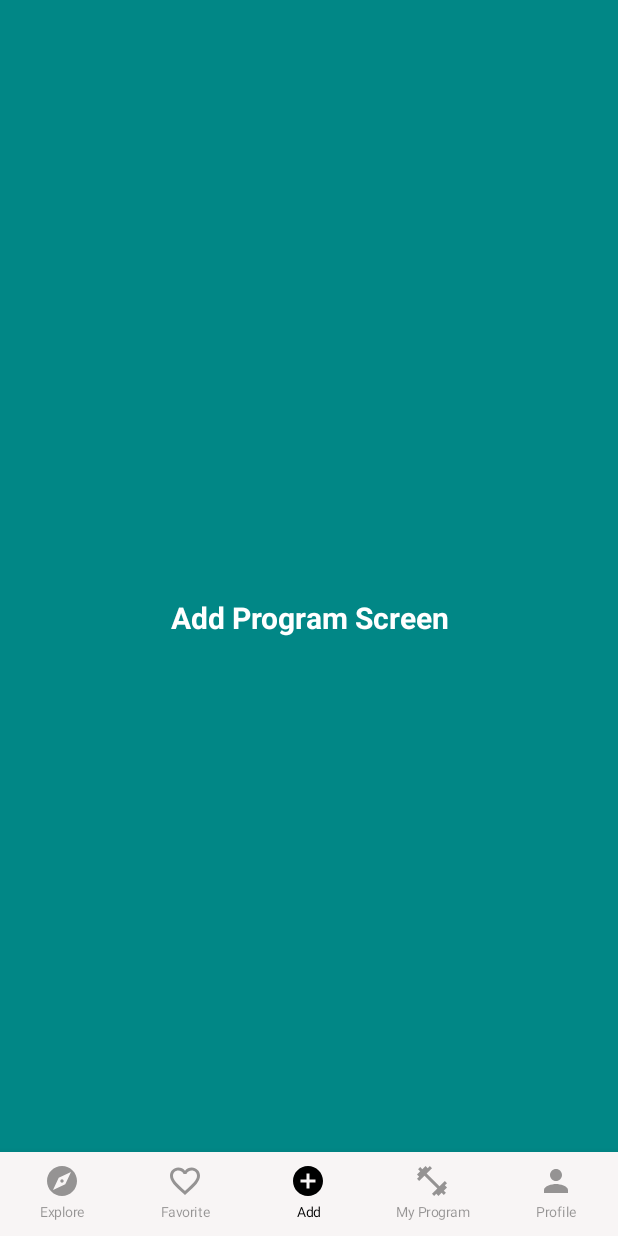
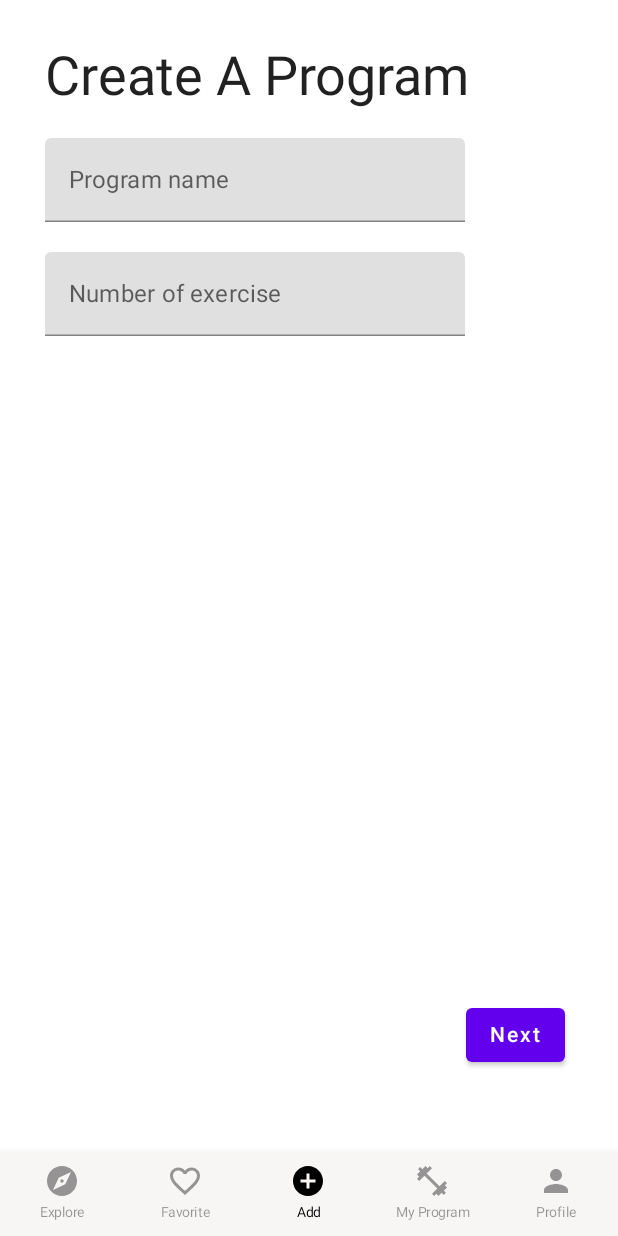
Before and after one commit to DragonHeart00/MyFitnessApp, an Android app built with Jetpack Compose: the screen it shows after launch (MainActivity), item 3 of the bottom bar chosen, on a phone screen of 412 x 824 dp. Run offline under Robolectric (Android 15) with nearby library versions, the phone set to English and light mode, and no system bars; our stand-ins replace Dagger/Hilt's generated code.

```diff
--- a/app/build.gradle
+++ b/app/build.gradle
@@ -5,6 +5,7 @@ plugins {
     id "dagger.hilt.android.plugin"
     id 'kotlinx-serialization'
     id 'kotlin-android-extensions'
+    id 'com.google.gms.google-services'
 
 
 }
@@ -61,6 +62,8 @@ dependencies {
     implementation 'androidx.lifecycle:lifecycle-runtime-ktx:2.3.1'
     implementation 'androidx.activity:activity-compose:1.3.1'
     implementation 'androidx.appcompat:appcompat:1.3.0'
+    implementation 'com.google.firebase:firebase-firestore:21.4.0'
+    implementation 'com.google.firebase:firebase-auth:19.2.0'
     testImplementation 'junit:junit:4.13.2'
     androidTestImplementation 'androidx.test.ext:junit:1.1.3'
     androidTestImplementation 'androidx.test.espresso:espresso-core:3.4.0'
--- a/app/src/main/java/com/example/myfitnessapp/navbar/BottomNav.kt
+++ b/app/src/main/java/com/example/myfitnessapp/components/navbar/BottomNav.kt
@@ -1,4 +1,4 @@
-package com.example.myfitnessapp.navbar
+package com.example.myfitnessapp.components.navbar
 
 
 import androidx.compose.foundation.layout.Box
@@ -30,6 +30,10 @@ import com.example.myfitnessapp.recipes.network.internet_Connectivity.NetworkCon
 import com.example.myfitnessapp.recipes.presentation.ui.fragment.RecipeListScreen
 import com.example.myfitnessapp.recipes.presentation.ui.fragment.RecipesScreen
 import com.example.myfitnessapp.recipes.presentation.util.RecipeEvent
+import com.example.myfitnessapp.components.screens.favoriteView.FavoriteView
+import com.example.myfitnessapp.components.screens.profileView.ProfileView
+import com.example.myfitnessapp.components.screens.programCreation.ProgramCreationView
+import com.example.myfitnessapp.components.screens.programView.MyProgramView
 
 object EndPoints {
     const val ID = "id"
@@ -42,11 +46,11 @@ private lateinit var connectivityObserver: ConnectivityObserver
 fun BottomNavigation(navController: NavController) {
 
     val items = listOf(
-        BottomNavItem.Home,
-        BottomNavItem.MyNetwork,
-        BottomNavItem.AddPost,
-        BottomNavItem.Notification,
-        BottomNavItem.Jobs
+        BottomNavItem.Explore,
+        BottomNavItem.Favorite,
+        BottomNavItem.AddProgram,
+        BottomNavItem.MyProgram,
+        BottomNavItem.Profile
     )
     BottomNavigation(
         backgroundColor = colorResource(id = R.color.bar),
@@ -88,17 +92,8 @@ fun NavigationGraph(navController: NavHostController) {
     connectivityObserver = NetworkConnectivityObserver(applicationContext)
 
 
-    NavHost(navController, startDestination = BottomNavItem.Home.screen_route) {
-        composable(BottomNavItem.Home.screen_route) {
-            ExploreScreen()
-        }
-
-
-        //////////////RecipeListScreen
-        composable(BottomNavItem.MyNetwork.screen_route) {
-            //FavoriteScreen()
-           // RecipesScreen(navController = navController)
-
+    NavHost(navController, startDestination = BottomNavItem.Explore.screen_route) {
+        composable(BottomNavItem.Explore.screen_route) {
             val status by connectivityObserver.observe().collectAsState(
                 initial = ConnectivityObserver.Status.Unavailable
             )
@@ -120,14 +115,8 @@ fun NavigationGraph(navController: NavHostController) {
                     Text(text = "Network status: $status ")
                 }
             }
-
-
-
         }
-
-
-        /////////////RecipesScreen
-
+        //RecipesScreen
         composable(
             "${BottomNavItem.MovieDetails.screen_route}/{id}",
             arguments = listOf(navArgument(EndPoints.ID) { type = NavType.StringType })
@@ -142,16 +131,17 @@ fun NavigationGraph(navController: NavHostController) {
 
 
 
-
-
-       composable(BottomNavItem.AddPost.screen_route) {
-            AddProgramScreen()
+        composable(BottomNavItem.Favorite.screen_route) {
+            FavoriteView()
         }
-        composable(BottomNavItem.Notification.screen_route) {
-            MyProgramScreen()
+        composable(BottomNavItem.AddProgram.screen_route) {
+            ProgramCreationView()
         }
-        composable(BottomNavItem.Jobs.screen_route) {
-            ProfileScreen()
+        composable(BottomNavItem.MyProgram.screen_route) {
+            MyProgramView()
+        }
+        composable(BottomNavItem.Profile.screen_route) {
+            ProfileView()
         }
     }
 }
@@ -168,6 +158,6 @@ class MainActions(navController: NavController) {
     }
 
     val gotoRecipeList: () -> Unit = {
-        navController.navigate(BottomNavItem.MyNetwork.screen_route)
+        navController.navigate(BottomNavItem.Favorite.screen_route)
     }
 }
--- /dev/null
+++ b/app/src/main/java/com/example/myfitnessapp/components/navbar/NavBarIcons.kt
@@ -0,0 +1,20 @@
+package com.example.myfitnessapp.components.navbar
+
+import com.example.myfitnessapp.R
+
+sealed class BottomNavItem(var title:String, var icon:Int, var screen_route:String){
+
+    object Explore : BottomNavItem("Explore", R.drawable.ic_explore,"explore")
+    object Favorite: BottomNavItem("Favorite",R.drawable.ic_favorite,"favorite")
+    object AddProgram: BottomNavItem("Add",R.drawable.ic_add,"add")
+    object MyProgram: BottomNavItem("My Program",R.drawable.ic_my_program,"my_program")
+    object Profile: BottomNavItem("Profile",R.drawable.ic_profile,"profile")
+
+  /*  object MovieDetails : BottomNavItem("recipes_screen/{movieId}",R.drawable.ic_favorite,"recipes_screen/{movieId}") {
+        fun passMovieId(movieId: String) = "recipes_screen/$movieId"
+    }
+*/
+    object MovieDetails : BottomNavItem("recipes_screen",R.drawable.ic_profile,"recipes_screen")
+
+
+}
--- /dev/null
+++ b/app/src/main/java/com/example/myfitnessapp/components/screens/favoriteView/FavoriteView.kt
@@ -0,0 +1,35 @@
+package com.example.myfitnessapp.components.screens.favoriteView
+
+import androidx.compose.foundation.background
+import androidx.compose.foundation.layout.Column
+import androidx.compose.foundation.layout.fillMaxSize
+import androidx.compose.foundation.layout.wrapContentSize
+import androidx.compose.material.Text
+import androidx.compose.runtime.Composable
+import androidx.compose.ui.Alignment
+import androidx.compose.ui.Modifier
+import androidx.compose.ui.graphics.Color
+import androidx.compose.ui.res.colorResource
+import androidx.compose.ui.text.font.FontWeight
+import androidx.compose.ui.text.style.TextAlign
+import androidx.compose.ui.unit.sp
+import com.example.myfitnessapp.R
+
+@Composable
+fun FavoriteView() {
+    Column(
+        modifier = Modifier
+            .fillMaxSize()
+            .background(colorResource(id = R.color.teal_700))
+            .wrapContentSize(Alignment.Center)
+    ) {
+        Text(
+            text = "Favorite Screen",
+            fontWeight = FontWeight.Bold,
+            color = Color.White,
+            modifier = Modifier.align(Alignment.CenterHorizontally),
+            textAlign = TextAlign.Center,
+            fontSize = 20.sp
+        )
+    }
+}
--- /dev/null
+++ b/app/src/main/java/com/example/myfitnessapp/components/screens/programCreation/ProgramCreation.kt
@@ -0,0 +1,83 @@
+package com.example.myfitnessapp.components.screens.programCreation
+
+import androidx.compose.foundation.layout.*
+import androidx.compose.material.*
+import androidx.compose.runtime.*
+import androidx.compose.ui.Alignment
+import androidx.compose.ui.Modifier
+import androidx.compose.ui.text.TextStyle
+import androidx.compose.ui.text.input.TextFieldValue
+import androidx.compose.ui.unit.dp
+import androidx.compose.ui.unit.sp
+
+@Composable
+fun ProgramCreationView() {
+    Column(
+        modifier = Modifier
+            .fillMaxSize()
+            .padding(10.dp)
+    ) {
+
+        ProgramNameField()
+
+    }
+}
+
+
+@Composable
+fun ProgramNameFields() {
+    var text by remember { mutableStateOf(TextFieldValue("")) }
+    OutlinedTextField(
+        value = text,
+        label = { Text(text = "Enter Program Name") },
+        onValueChange = {
+            text = it
+        }
+    )
+
+}
+
+
+@Composable
+fun ProgramNameField() {
+
+    Column(
+        modifier = Modifier.padding(20.dp),
+        verticalArrangement = Arrangement.Center,
+
+    ) {
+
+        val programName = remember { mutableStateOf(TextFieldValue()) }
+        val numberOfExercise = remember { mutableStateOf(TextFieldValue()) }
+
+        Text(text = "Create A Program", style = TextStyle(fontSize = 36.sp))
+
+        Spacer(modifier = Modifier.height(20.dp))
+        TextField(
+            label = { Text(text = "Program name") },
+            value = programName.value,
+            onValueChange = { programName.value = it })
+
+        Spacer(modifier = Modifier.height(20.dp))
+        TextField(
+            label = { Text(text = "Number of exercise") },
+            value = numberOfExercise.value,
+            //visualTransformation = PasswordVisualTransformation(),
+            //keyboardOptions = KeyboardOptions(keyboardType = KeyboardType.Password),
+            onValueChange = { numberOfExercise.value = it })
+
+        Spacer(modifier = Modifier.height(20.dp))
+        Box(modifier = Modifier.padding(40.dp, 0.dp, 40.dp, 0.dp)) {
+
+        }
+
+    }
+    Box(Modifier.fillMaxSize().padding(0.dp,0.dp,25.dp,100.dp)) {
+        Button(
+            modifier = Modifier.align(Alignment.BottomEnd),
+            onClick = {}
+        ) {
+            Text("Next")
+        }
+    }
+}
--- a/app/src/main/java/com/example/myfitnessapp/navbar/BottomNavContentScreens.kt
+++ /dev/null
@@ -1,123 +0,0 @@
-package com.example.myfitnessapp.navbar
-import androidx.compose.foundation.background
-import androidx.compose.foundation.layout.Column
-import androidx.compose.foundation.layout.fillMaxSize
-import androidx.compose.foundation.layout.wrapContentSize
-import androidx.compose.material.Text
-import androidx.compose.runtime.Composable
-import androidx.compose.ui.Alignment
-import androidx.compose.ui.ExperimentalComposeUiApi
-import androidx.compose.ui.Modifier
-import androidx.compose.ui.graphics.Color
-import androidx.compose.ui.res.colorResource
-import androidx.compose.ui.text.font.FontWeight
-import androidx.compose.ui.text.style.TextAlign
-import androidx.compose.ui.unit.ExperimentalUnitApi
-import androidx.compose.ui.unit.sp
-import com.example.myfitnessapp.R
-
-
-@Composable
-fun ExploreScreen() {
-
-    Column(
-        modifier = Modifier
-            .fillMaxSize()
-            .background(colorResource(id = R.color.white))
-            .wrapContentSize(Alignment.Center)
-    ) {
-        Text(
-            text = "Explore Screen",
-            fontWeight = FontWeight.Bold,
-            color = Color.Black,
-            modifier = Modifier.align(Alignment.CenterHorizontally),
-            textAlign = TextAlign.Center,
-            fontSize = 20.sp
-        )
-    }
-}
-
-
-
-
-
-
-@Composable
-fun FavoriteScreen() {
-
-
-  /*  Column(
-        modifier = Modifier
-            .fillMaxSize()
-            .background(colorResource(id = R.color.teal_700))
-            .wrapContentSize(Alignment.Center)
-    ) {
-        Text(
-            text = "Favorite Screen",
-            fontWeight = FontWeight.Bold,
-            color = Color.White,
-            modifier = Modifier.align(Alignment.CenterHorizontally),
-            textAlign = TextAlign.Center,
-            fontSize = 20.sp
-        )
-    }*/
-}
-
-@Composable
-fun AddProgramScreen() {
-    Column(
-        modifier = Modifier
-            .fillMaxSize()
-            .background(colorResource(id = R.color.teal_700))
-            .wrapContentSize(Alignment.Center)
-    ) {
-        Text(
-            text = "Add Program Screen",
-            fontWeight = FontWeight.Bold,
-            color = Color.White,
-            modifier = Modifier.align(Alignment.CenterHorizontally),
-            textAlign = TextAlign.Center,
-            fontSize = 20.sp
-        )
-    }
-}
-
-
-@Composable
-fun MyProgramScreen() {
-    Column(
-        modifier = Modifier
-            .fillMaxSize()
-            .background(colorResource(id = R.color.teal_700))
-            .wrapContentSize(Alignment.Center)
-    ) {
-        Text(
-            text = "My Program Screen",
-            fontWeight = FontWeight.Bold,
-            color = Color.White,
-            modifier = Modifier.align(Alignment.CenterHorizontally),
-            textAlign = TextAlign.Center,
-            fontSize = 20.sp
-        )
-    }
-}
-
-
-@Composable
-fun ProfileScreen() {
-    Column(
-        modifier = Modifier
-            .fillMaxSize()
-            .background(colorResource(id = R.color.teal_700))
-            .wrapContentSize(Alignment.Center)
-    ) {
-        Text(
-            text = "Profile Screen",
-            fontWeight = FontWeight.Bold,
-            color = Color.White,
-            modifier = Modifier.align(Alignment.CenterHorizontally),
-            textAlign = TextAlign.Center,
-            fontSize = 20.sp
-        )
-    }
-}
--- a/app/src/main/java/com/example/myfitnessapp/navbar/NavBar.kt
+++ /dev/null
@@ -1,20 +0,0 @@
-package com.example.myfitnessapp.navbar
-
-import com.example.myfitnessapp.R
-
-sealed class BottomNavItem(var title:String, var icon:Int, var screen_route:String){
-
-    object Home : BottomNavItem("Explore", R.drawable.ic_explore,"explore")
-    object MyNetwork: BottomNavItem("Favorite",R.drawable.ic_favorite,"favorite")
-    object AddPost: BottomNavItem("Add",R.drawable.ic_add,"add")
-    object Notification: BottomNavItem("My Program",R.drawable.ic_my_program,"my_program")
-    object Jobs: BottomNavItem("Profile",R.drawable.ic_profile,"profile")
-
-  /*  object MovieDetails : BottomNavItem("recipes_screen/{movieId}",R.drawable.ic_favorite,"recipes_screen/{movieId}") {
-        fun passMovieId(movieId: String) = "recipes_screen/$movieId"
-    }
-*/
-    object MovieDetails : BottomNavItem("recipes_screen",R.drawable.ic_profile,"recipes_screen")
-
-
-}
--- a/app/src/main/java/com/example/myfitnessapp/recipes/presentation/components/RecipeList.kt
+++ b/app/src/main/java/com/example/myfitnessapp/recipes/presentation/components/RecipeList.kt
@@ -9,7 +9,7 @@ import androidx.compose.foundation.lazy.itemsIndexed
 import androidx.compose.material.ScaffoldState
 import androidx.compose.runtime.Composable
 import androidx.compose.ui.Modifier
-import com.example.myfitnessapp.navbar.MainActions
+import com.example.myfitnessapp.components.navbar.MainActions
 import com.example.myfitnessapp.recipes.domain.model.Recipe
 import com.example.myfitnessapp.recipes.presentation.util.RecipeListEvent
 import com.example.myfitnessapp.recipes.util.PAGE_SIZE
--- a/app/src/main/java/com/example/myfitnessapp/recipes/presentation/ui/fragment/RecipeListScreen.kt
+++ b/app/src/main/java/com/example/myfitnessapp/recipes/presentation/ui/fragment/RecipeListScreen.kt
@@ -14,7 +14,7 @@ import androidx.compose.ui.Alignment
 import androidx.compose.ui.Modifier
 import androidx.hilt.navigation.compose.hiltViewModel
 import androidx.navigation.NavHostController
-import com.example.myfitnessapp.navbar.MainActions
+import com.example.myfitnessapp.components.navbar.MainActions
 import com.example.myfitnessapp.presentation.ui.viewmodel.RecipeListViewModel
 import com.example.myfitnessapp.recipes.presentation.components.RecipeList
 import com.example.myfitnessapp.recipes.presentation.components.SearchAppBar
--- a/app/src/main/java/com/example/myfitnessapp/recipes/presentation/ui/fragment/RecipesScreen.kt
+++ b/app/src/main/java/com/example/myfitnessapp/recipes/presentation/ui/fragment/RecipesScreen.kt
@@ -13,7 +13,7 @@ import androidx.compose.ui.Alignment
 import androidx.compose.ui.Modifier
 import androidx.hilt.navigation.compose.hiltViewModel
 import androidx.navigation.NavController
-import com.example.myfitnessapp.navbar.MainActions
+import com.example.myfitnessapp.components.navbar.MainActions
 import com.example.myfitnessapp.presentation.ui.viewmodel.RecipeViewModel
 import com.example.myfitnessapp.recipes.presentation.components.RecipeView
 import com.example.myfitnessapp.recipes.presentation.components.animation.ShimmerRecipeAnimation
--- a/build.gradle
+++ b/build.gradle
@@ -13,6 +13,7 @@ buildscript {
         classpath "com.google.dagger:hilt-android-gradle-plugin:$hilt_version"
         classpath "org.jetbrains.kotlin:kotlin-gradle-plugin:1.4.32"
         classpath 'com.android.tools.build:gradle:7.2.1'
+        classpath 'com.google.gms:google-services:4.3.3'
 
     }
 }// Top-level build file where you can add configuration options common to all sub-projects/modules.
```
Also changed, not shown: app/src/main/java/com/example/myfitnessapp/MainActivity.kt (+1 -16 lines), app/src/main/java/com/example/myfitnessapp/components/screens/exploreView/ExploreView.kt (added, +35 -0 lines), app/src/main/java/com/example/myfitnessapp/components/screens/profileView/ProfileView.kt (added, +36 -0 lines), app/src/main/java/com/example/myfitnessapp/components/screens/programView/ProgramView.kt (added, +36 -0 lines), 1 other file.
